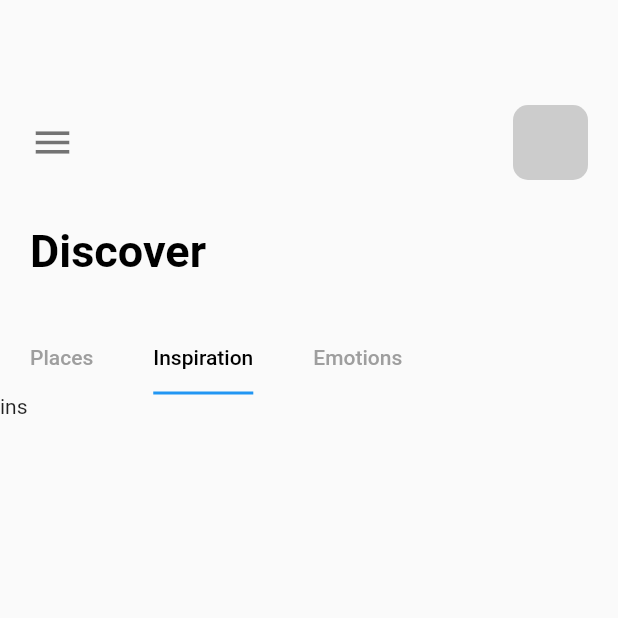
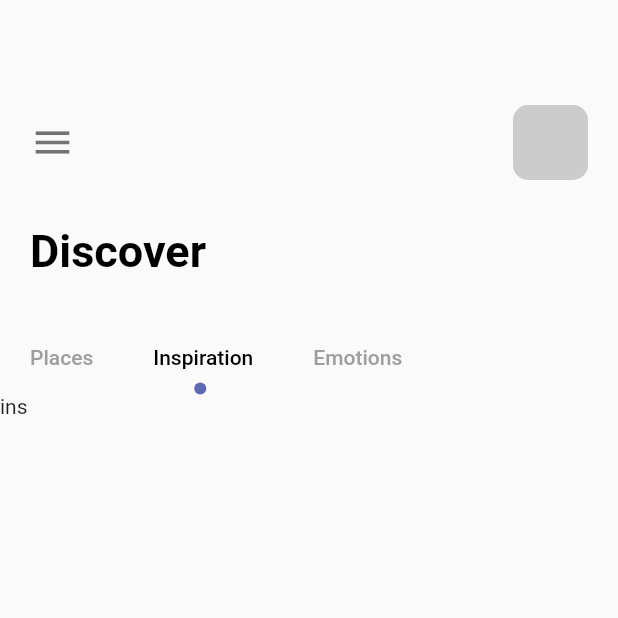
Before and after one commit to Thae00/trips, a Flutter app: the screen it shows after launch, tab 2 chosen, on a phone screen of 412 x 824 dp, the top half of it. Run offline on Flutter 3.47's test engine with Material 2 defaults, Android fonts, the phone set to English and light mode, and no system bars.

Commit message:
custom dot indicator for tabBar

```diff
--- a/lib/pages/navpages/home_page.dart
+++ b/lib/pages/navpages/home_page.dart
@@ -67,6 +67,7 @@
                 unselectedLabelColor: Colors.grey,
                 isScrollable: true,
                 indicatorSize: TabBarIndicatorSize.label,
+                indicator: CircleTabIndicator(color: AppColors.mainColor, radius: 4),
                 tabs: [
                   Tab(text: "Places",),
                   Tab(text: "Inspiration",),
@@ -93,3 +94,33 @@
     );
   }
 }
+//for custom dot indicator for TabBar
+class CircleTabIndicator extends Decoration{
+  final Color color;
+  double radius;
+  CircleTabIndicator({required this.color, required this.radius});
+  @override
+  BoxPainter createBoxPainter([VoidCallback? onChanged]) {
+    // TODO: implement createBoxPainter
+    return _CirclePainter(color: color, radius: radius);
+  }
+}
+
+class _CirclePainter extends BoxPainter{
+  final Color color;
+  double radius;
+  _CirclePainter({required this.color, required this.radius});
+
+  @override
+  void paint(Canvas canvas, Offset offset, ImageConfiguration configuration) {
+
+    Paint _paint = Paint();
+    _paint.color = color;
+    _paint.isAntiAlias = true;
+
+    final Offset circleOffset = Offset(configuration.size!.width/2 - radius/2, configuration.size!.height - radius);
+
+    canvas.drawCircle(offset + circleOffset, radius, _paint);
+  }
+
+}
```
